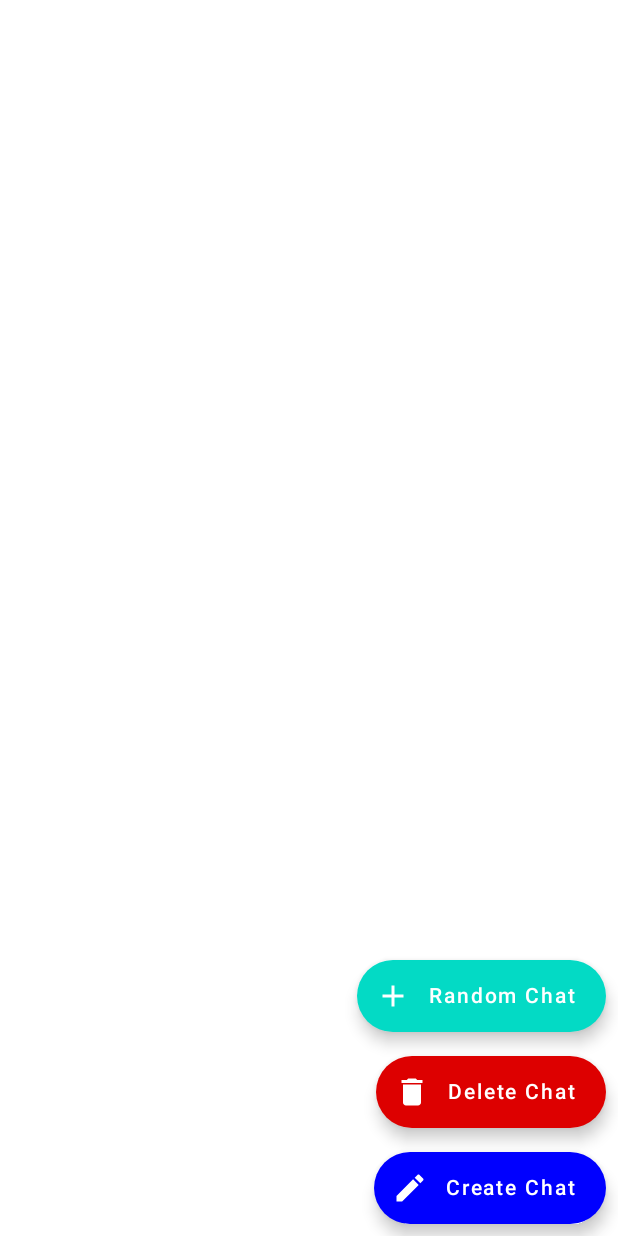
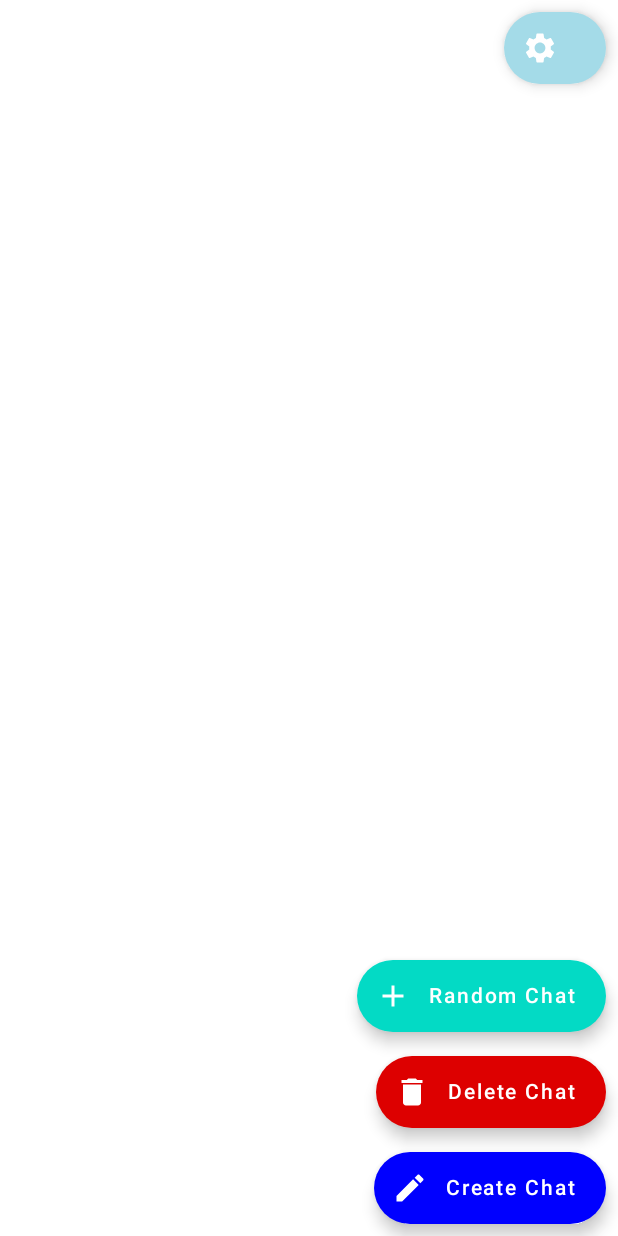
Before and after one commit to YoshuaAditya/Composer, an Android app built with Jetpack Compose: the MainActivityContent screen opened through its navigation route, on a phone screen of 412 x 824 dp. Run offline under Robolectric (Android 15) with nearby library versions, the phone set to English and light mode, and no system bars; our stand-ins replace Dagger/Hilt's generated code, constraintlayout-compose, livedata-compose.

Commit message:
Improve MainActivity coding
Also add settings view but still work in progress.

```diff
--- a/app/src/main/java/com/example/composer/MainActivity.kt
+++ b/app/src/main/java/com/example/composer/MainActivity.kt
@@ -13,7 +13,6 @@ import androidx.compose.animation.animateContentSize
 import androidx.compose.foundation.Image
 import androidx.compose.foundation.border
 import androidx.compose.foundation.clickable
-import androidx.compose.foundation.gestures.animateScrollBy
 import androidx.compose.foundation.layout.*
 import androidx.compose.foundation.lazy.LazyColumn
 import androidx.compose.foundation.lazy.LazyListState
@@ -25,6 +24,7 @@ import androidx.compose.material.icons.Icons
 import androidx.compose.material.icons.filled.Add
 import androidx.compose.material.icons.filled.Create
 import androidx.compose.material.icons.filled.Delete
+import androidx.compose.material.icons.filled.Settings
 import androidx.compose.runtime.*
 import androidx.compose.runtime.livedata.observeAsState
 import androidx.compose.ui.Modifier
@@ -42,12 +42,10 @@ import androidx.navigation.compose.composable
 import androidx.navigation.compose.rememberNavController
 import com.example.composer.data.Chat
 import com.example.composer.ui.theme.ComposerTheme
+import com.example.composer.ui.theme.LightBlue
 import com.example.composer.ui.theme.Red
 import com.example.composer.ui.theme.Teal200
-import com.example.composer.views.AlertDialogView
-import com.example.composer.views.CalendarPrompt
-import com.example.composer.views.PopUpDialog
-import com.example.composer.views.WebViewJavascript
+import com.example.composer.views.*
 import dagger.hilt.android.AndroidEntryPoint
 import kotlinx.coroutines.launch
 import kotlin.random.Random
@@ -62,38 +60,38 @@ class MainActivity : ComponentActivity() {
     override fun onCreate(savedInstanceState: Bundle?) {
         super.onCreate(savedInstanceState)
         setContent {
-            NavigationHost(mainViewModel, this)
+            NavigationHost(this)
         }
     }
+
     val requestLauncher = registerForActivityResult(
         ActivityResultContracts.RequestPermission()
     ) { isGranted ->
         if (isGranted) {
             //not sure how to tell navcontroller to navigate from here
-            }
-            else if (Build.VERSION.SDK_INT >= Build.VERSION_CODES.M
-                && shouldShowRequestPermissionRationale(android.Manifest.permission.WRITE_CALENDAR)) {
+        } else if (Build.VERSION.SDK_INT >= Build.VERSION_CODES.M
+            && shouldShowRequestPermissionRationale(android.Manifest.permission.WRITE_CALENDAR)
+        ) {
             AlertDialogView.buildAlert(this)
-            }
-            else{
+        } else {
             AlertDialogView.buildAlert(this)
         }
     }
 }
 
 @Composable
-fun NavigationHost(mainViewModel: MainViewModel, mainActivity: MainActivity) {
+fun NavigationHost(mainActivity: MainActivity) {
     val navController = rememberNavController()
     NavHost(navController = navController, startDestination = "main") {
-        composable("main") { MainActivityContent(mainViewModel, mainActivity, navController) }
-        composable("dialog") { PopUpDialog.DialogBox(mainViewModel) { navController.popBackStack() } }
+        composable("main") { MainActivityContent(mainActivity, navController) }
+        composable("dialog") { PopUpDialog.DialogBox(mainActivity.mainViewModel) { navController.popBackStack() } }
         composable("javascript") { WebViewJavascript.IndexHTML() }
+        composable("settings") { SettingsView.SettingsContent() }
     }
 }
 
 @Composable
 fun MainActivityContent(
-    mainViewModel: MainViewModel,
     mainActivity: MainActivity,
     navController: NavController
 ) {
@@ -102,6 +100,7 @@ fun MainActivityContent(
             Box(modifier = Modifier.fillMaxSize()) {
                 ConstraintLayout(modifier = Modifier.fillMaxSize()) {
                     //vals
+                    val mainViewModel = mainActivity.mainViewModel
                     val chatsState = mainViewModel.chats.observeAsState()
                     val isLoadingState = mainViewModel.isLoadingChats.observeAsState()
                     val coroutineScope = rememberCoroutineScope()
@@ -111,38 +110,43 @@ fun MainActivityContent(
                     chatsState.value?.let {
                         Conversation(it, lazyListState)
                     }
+                    //refs for constrain layout
                     val button = createRef()
                     val loadingBar = createRef()
                     val deleteButton = createRef()
                     val searchButton = createRef()
-                    val randomId = Random.nextInt(0, 400).toString()
-                    //loading bar
-                    if (isLoadingState.value!!) {
+                    val settingsButton = createRef()
+                    //loading bar, if it finished doing retrofit then scroll
+                    isLoadingState.value?.let { isLoading ->
+                        if (isLoading) {
                             CircularProgressIndicator(Modifier.constrainAs(loadingBar) {
                                 top.linkTo(parent.top)
                                 start.linkTo(parent.start)
                                 bottom.linkTo(parent.bottom)
                                 end.linkTo(parent.end)
                             })
+                        } else {
+                            LaunchedEffect(true) {
+                                coroutineScope.launch {
+//                                lazyListState.animateScrollBy(100f)//this one more smooth
+                                    chatsState.value?.let {//scroll to last item
+                                        lazyListState.animateScrollToItem(it.size)
                                     }
-                    //new chat ExtendedFloatingActionButton
+                                }
+                            }
+                        }
+                    }
+                    //random chat ExtendedFloatingActionButton
                     StatefulObject(Modifier
                         .constrainAs(button) {
                             bottom.linkTo(deleteButton.top)
                             end.linkTo(parent.end)
                         }
                         .padding(all = 8.dp), "Random Chat", Teal200, Icons.Filled.Add) {
+                        val randomId = Random.nextInt(0, 502)
+                            .toString()//the API max id is 500, if you get 501 it will show error chat instead
                         mainViewModel.isLoadingChats.value = true
                         mainViewModel.getComment(randomId)
-                        //observe isLoadingChats, if it false(finished doing retrofit) then scroll
-                        mainViewModel.isLoadingChats.observe(mainActivity) {
-                            if (!it) {
-                                coroutineScope.launch {
-                                    lazyListState.animateScrollBy(100f)//this one more smooth
-//                                            listState.animateScrollToItem(chats.size)
-                                }
-                            }
-                        }
                     }
                     //delete chat
                     StatefulObject(Modifier
@@ -160,18 +164,35 @@ fun MainActivityContent(
                             end.linkTo(parent.end)
                         }
                         .padding(all = 8.dp), "Create Chat", Color.Blue, Icons.Filled.Create) {
-                        if(ContextCompat.checkSelfPermission(mainActivity, android.Manifest.permission.WRITE_CALENDAR)
-                            == PackageManager.PERMISSION_GRANTED){
-                            CalendarPrompt.pushAppointmentsToCalender(mainActivity,"Title","Information","Location"
-                                ,1,System.currentTimeMillis(),
+                        if (ContextCompat.checkSelfPermission(
+                                mainActivity,
+                                android.Manifest.permission.WRITE_CALENDAR
+                            )
+                            == PackageManager.PERMISSION_GRANTED
+                        ) {
+                            CalendarPrompt.pushAppointmentsToCalender(
+                                mainActivity,
+                                "Title",
+                                "Information",
+                                "Location",
+                                1,
+                                System.currentTimeMillis(),
                                 needReminder = true,
                                 needMailService = true
                             )
                             navController.navigate("dialog")
-                        }
-                        else{
+                        } else {
                             mainActivity.requestLauncher.launch(android.Manifest.permission.WRITE_CALENDAR)
                         }
+                    }
+                    //settings button
+                    StatefulObject(Modifier
+                        .constrainAs(settingsButton) {
+                            top.linkTo(parent.top)
+                            end.linkTo(parent.end)
+                        }.padding(all = 8.dp), text = "", color = LightBlue, icon = Icons.Filled.Settings
+                    ) {
+                        navController.navigate("settings")
                     }
                 }
             }
--- a/app/src/main/java/com/example/composer/MainViewModel.kt
+++ b/app/src/main/java/com/example/composer/MainViewModel.kt
@@ -28,7 +28,7 @@ class MainViewModel @Inject constructor(private val repository: ChatRepository,p
                     val chat = Chat(comment.email, comment.body)
                     insert(chat)
                 } else {
-                    val chat = Chat("Error!", "Something went wrong")
+                    val chat = Chat("Error!", "ID not found")
                     insert(chat)
                     println(response.errorBody()?.string())
                 }
--- a/app/src/main/java/com/example/composer/ui/theme/Color.kt
+++ b/app/src/main/java/com/example/composer/ui/theme/Color.kt
@@ -4,6 +4,7 @@ import androidx.compose.ui.graphics.Color
 
 val Purple200 = Color(0xFFBB86FC)
 val Purple500 = Color(0xFF6200EE)
+val LightBlue = Color(0xFFA4DBE8)
 val Purple700 = Color(0xFF3700B3)
 val Teal200 = Color(0xFF03DAC5)
 val Red = Color(0xFFDD0000)
```
Also changed, not shown: app/src/main/java/com/example/composer/views/SettingsView.kt (added, +55 -0 lines), 1 other file. Lines whose indentation alone changed are shown as unchanged.
